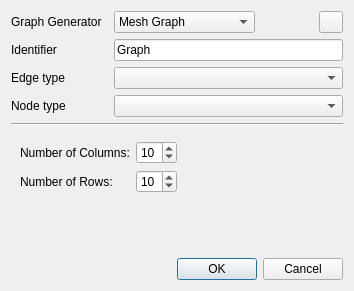
Old version of the form libgraphtheory/editorplugins/generategraph/generategraphwidget.ui in the repository KDE/rocs.
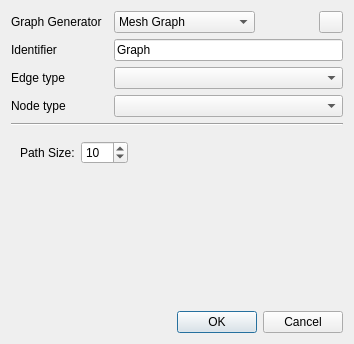
New version of the form. The open tabs and pages were chosen to show the change. Custom widgets are drawn as their Qt base class.

Commit message: Add Path Graph class creation to Generate Graph Widget

```diff
--- a/libgraphtheory/editorplugins/generategraph/generategraphwidget.ui
+++ b/libgraphtheory/editorplugins/generategraph/generategraphwidget.ui
@@ -7,7 +7,7 @@
     <x>0</x>
     <y>0</y>
     <width>354</width>
-    <height>274</height>
+    <height>344</height>
    </rect>
   </property>
   <property name="windowTitle">
@@ -170,6 +170,49 @@
        </item>
       </layout>
      </widget>
+     <widget class="QWidget" name="page_path">
+      <widget class="QWidget" name="formLayoutWidget">
+       <property name="geometry">
+        <rect>
+         <x>9</x>
+         <y>9</y>
+         <width>321</width>
+         <height>131</height>
+        </rect>
+       </property>
+       <layout class="QFormLayout" name="formLayoutPath">
+        <property name="fieldGrowthPolicy">
+         <enum>QFormLayout::ExpandingFieldsGrow</enum>
+        </property>
+        <item row="0" column="0">
+         <widget class="QLabel" name="label_pathNodes">
+          <property name="text">
+           <string>Path Size:</string>
+          </property>
+         </widget>
+        </item>
+        <item row="0" column="1">
+         <widget class="QSpinBox" name="pathNodes">
+          <property name="sizePolicy">
+           <sizepolicy hsizetype="Minimum" vsizetype="Fixed">
+            <horstretch>0</horstretch>
+            <verstretch>0</verstretch>
+           </sizepolicy>
+          </property>
+          <property name="minimum">
+           <number>1</number>
+          </property>
+          <property name="maximum">
+           <number>999</number>
+          </property>
+          <property name="value">
+           <number>10</number>
+          </property>
+         </widget>
+        </item>
+       </layout>
+      </widget>
+     </widget>
      <widget class="QWidget" name="page_star">
       <layout class="QGridLayout" name="gridLayout_3">
        <item row="0" column="0">
```
Left out of the diff: 115 changed lines with no effect on the pictures. The commit also changes 2 other files.
